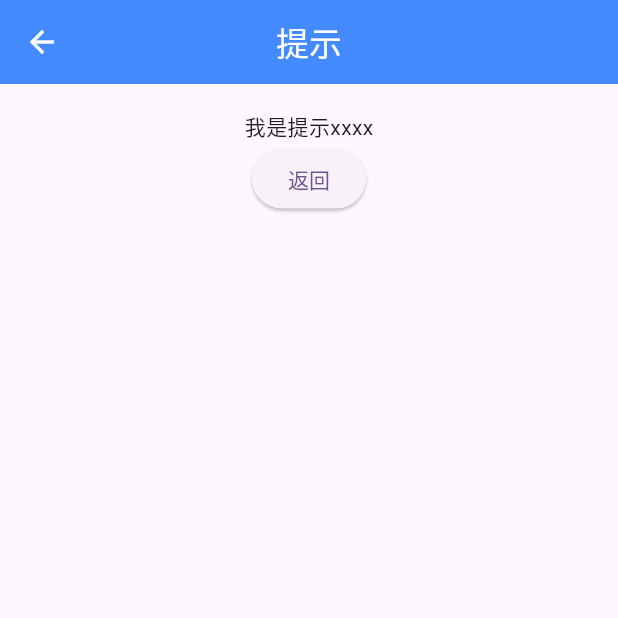
After one commit to liusuxian/first_flutter_app, a Flutter app: the RouterTestTipRoute screen opened directly, after a tap on "打开提示页", on a phone screen of 412 x 824 dp, the top half of it. The commit adds this screen. Run offline on Flutter 3.47's test engine with Material 3 defaults, Android fonts, the phone set to English and light mode, and no system bars.

Commit message:
更新代码

```diff
--- /dev/null
+++ b/lib/page/route/tip_route.dart
@@ -0,0 +1,113 @@
+import 'package:flutter/material.dart';
+import 'dart:developer' as developer;
+
+class RouterTestTipRoute extends StatefulWidget {
+  const RouterTestTipRoute({
+    super.key,
+    this.title = "路由传值",
+    this.titleColor = Colors.white,
+    this.backgroundColor = Colors.blueAccent,
+  });
+
+  final String title;
+  final Color titleColor;
+  final Color backgroundColor;
+
+  @override
+  State<RouterTestTipRoute> createState() => _RouterTestTipRouteState();
+}
+
+class _RouterTestTipRouteState extends State<RouterTestTipRoute> {
+  String _backResult = "";
+
+  void _updateBackResult(String result) {
+    setState(() {
+      _backResult = result;
+    });
+  }
+
+  @override
+  Widget build(BuildContext context) {
+    return Scaffold(
+      appBar: AppBar(
+        leading: IconButton(
+          icon: Icon(Icons.arrow_back, color: widget.titleColor),
+          onPressed: () => Navigator.of(context).pop(),
+        ),
+        backgroundColor: widget.backgroundColor,
+        title: Text(widget.title, style: TextStyle(color: widget.titleColor)),
+        centerTitle: true,
+      ),
+      body: Center(
+        child: Column(
+          mainAxisAlignment: MainAxisAlignment.center,
+          children: <Widget>[
+            Text("路由返回值: $_backResult"),
+            ElevatedButton(
+              onPressed: () async {
+                // 打开`TipRoute`，并等待返回结果
+                var result = await Navigator.push(
+                  context,
+                  MaterialPageRoute(
+                    builder: (context) {
+                      return TipRoute(
+                        // 路由参数
+                        text: "我是提示xxxx",
+                      );
+                    },
+                  ),
+                );
+                _updateBackResult(result);
+                // 输出 TipRoute 路由返回结果
+                developer.log("路由返回值: $result", name: 'my.app.TipRoute');
+              },
+              child: Text("打开提示页"),
+            ),
+          ],
+        ),
+      ),
+    );
+  }
+}
+
+class TipRoute extends StatelessWidget {
+  const TipRoute({
+    super.key,
+    required this.text,
+    this.titleColor = Colors.white,
+    this.backgroundColor = Colors.blueAccent,
+  });
+
+  final String text;
+  final Color titleColor;
+  final Color backgroundColor;
+
+  @override
+  Widget build(BuildContext context) {
+    return Scaffold(
+      appBar: AppBar(
+        leading: IconButton(
+          icon: Icon(Icons.arrow_back, color: titleColor),
+          onPressed: () => Navigator.of(context).pop(),
+        ),
+        backgroundColor: backgroundColor,
+        title: Text("提示", style: TextStyle(color: titleColor)),
+        centerTitle: true,
+      ),
+      body: Padding(
+        padding: EdgeInsets.all(18),
+        child: Center(
+          child: Column(
+            children: <Widget>[
+              Text(text),
+              ElevatedButton(
+                onPressed: () => Navigator.pop(context, "我是返回值"),
+                child: Text("返回"),
+              ),
+            ],
+          ),
+        ),
+      ),
+    );
+  }
+}
```
Also changed, not shown: lib/page/home/home.dart (+15 -0 lines).
